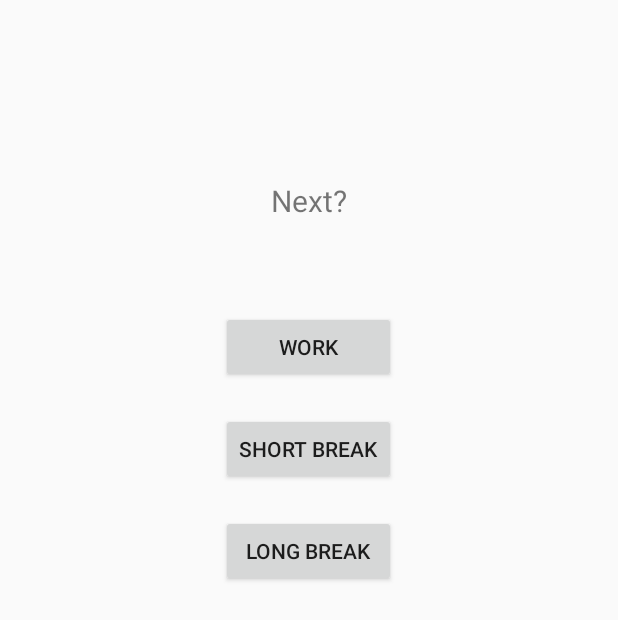
After one commit to broadfootmi/pomodoro, an Android app: the layout activity_choose_next_timer.xml on its own in the app's theme, with its tools: preview values and no code run, on a phone screen of 412 x 824 dp. The commit adds this screen. Shown: the top 620 px of the screen. Run offline under Robolectric (Android 15) with nearby library versions, the light colour scheme and no system bars.

Commit message:
add ChooseNextTimerActivity
^ is startedForResult. Returns extras().bundle().int(timerType.ordinal)
^ add 1 button for each timer type (work, short break, long brk)
refactor CDTimerMgr.startTimer to take paused boolean
add onTimerStart() to TimerDisplayListener

```diff
--- a/app/src/main/AndroidManifest.xml
+++ b/app/src/main/AndroidManifest.xml
@@ -9,9 +9,10 @@
         android:roundIcon="@mipmap/ic_launcher_round"
         android:supportsRtl="true"
         android:theme="@style/AppTheme">
+        <activity android:name=".ChooseNextTimerActivity"></activity>
         <activity
             android:name=".SettingsActivity"
-            android:label="@string/title_activity_settings"></activity>
+            android:label="@string/title_activity_settings" />
         <activity
             android:name=".MainActivity"
             android:screenOrientation="portrait">
--- a/app/src/main/java/org/androidcourse/pomodorotimer/TimerDisplayListener.java
+++ b/app/src/main/java/org/androidcourse/pomodorotimer/TimerDisplayListener.java
@@ -8,4 +8,6 @@ interface TimerDisplayListener {
     void onTimerPause();
 
     void onTimerResume();
+
+    void onTimerStart(long minutes, long seconds, boolean paused);
 }
--- /dev/null
+++ b/app/src/main/res/layout/activity_choose_next_timer.xml
@@ -0,0 +1,51 @@
+<?xml version="1.0" encoding="utf-8"?>
+<RelativeLayout
+    xmlns:android="http://schemas.android.com/apk/res/android"
+    xmlns:app="http://schemas.android.com/apk/res-auto"
+    xmlns:tools="http://schemas.android.com/tools"
+    android:layout_width="match_parent"
+    android:layout_height="match_parent"
+    tools:context=".ChooseNextTimerActivity">
+
+    <TextView
+        android:id="@+id/nextPromptTextView"
+        android:layout_width="wrap_content"
+        android:layout_height="wrap_content"
+        android:text="@string/next_question"
+        android:textSize="20sp"
+        android:layout_marginTop="120dp"
+        android:layout_centerHorizontal="true"/>
+
+    <LinearLayout
+        android:id="@+id/buttonsLinearLayout"
+        android:layout_width="wrap_content"
+        android:layout_height="wrap_content"
+        android:orientation="vertical"
+        android:layout_below="@id/nextPromptTextView"
+        android:layout_marginTop="60dp"
+        android:layout_centerHorizontal="true">
+
+        <Button
+            android:id="@+id/workButton"
+            android:layout_width="match_parent"
+            android:layout_height="wrap_content"
+            android:text="@string/work"
+            android:elevation="4dp"/>
+
+        <Button
+            android:id="@+id/shortBreakButton"
+            android:layout_width="match_parent"
+            android:layout_height="wrap_content"
+            android:text="@string/short_break"
+            android:elevation="4dp"
+            android:layout_marginTop="20dp"/>
+
+        <Button
+            android:id="@+id/longBreakButton"
+            android:layout_width="match_parent"
+            android:layout_height="wrap_content"
+            android:text="@string/long_break"
+            android:elevation="4dp"
+            android:layout_marginTop="20dp"/>
+    </LinearLayout>
+</RelativeLayout>
--- a/app/src/main/res/values/strings.xml
+++ b/app/src/main/res/values/strings.xml
@@ -14,5 +14,6 @@
     <string name="time_minutes">%1$d minutes</string>
     <string name="saved_changes">Saved changes!</string>
     <string name="timer_preference_hint">Enter Time in Minutes</string>
+    <string name="next_question">Next?</string>
 
 </resources>
```
Also changed, not shown: app/src/main/java/org/androidcourse/pomodorotimer/ChooseNextTimerActivity.java (added, +60 -0 lines), app/src/main/java/org/androidcourse/pomodorotimer/CountDownTimerManager.java (+15 -15 lines), app/src/main/java/org/androidcourse/pomodorotimer/MainActivity.java (+27 -7 lines).
